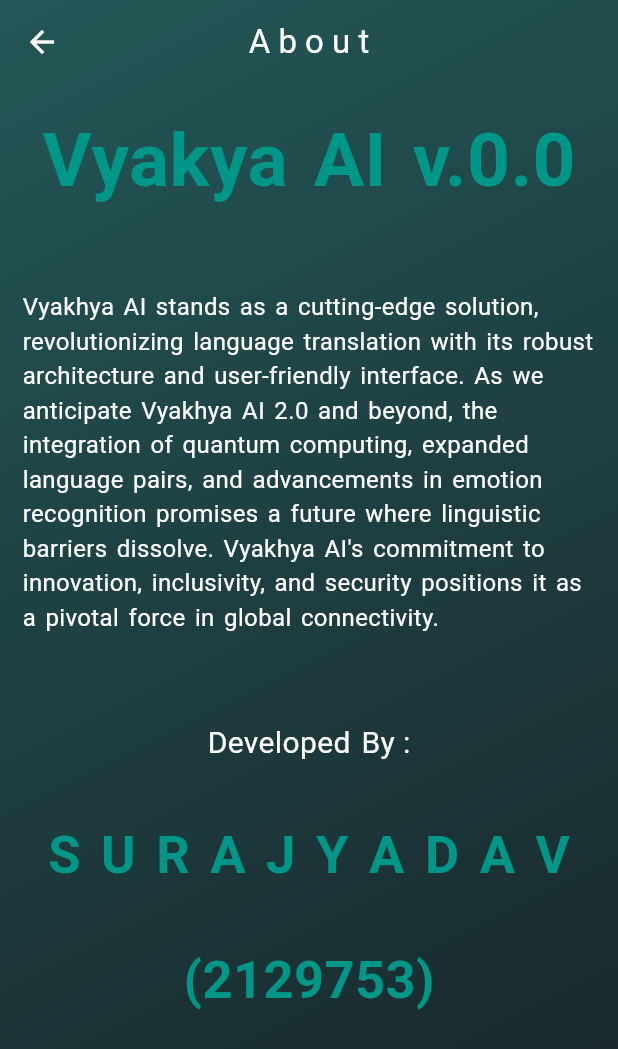
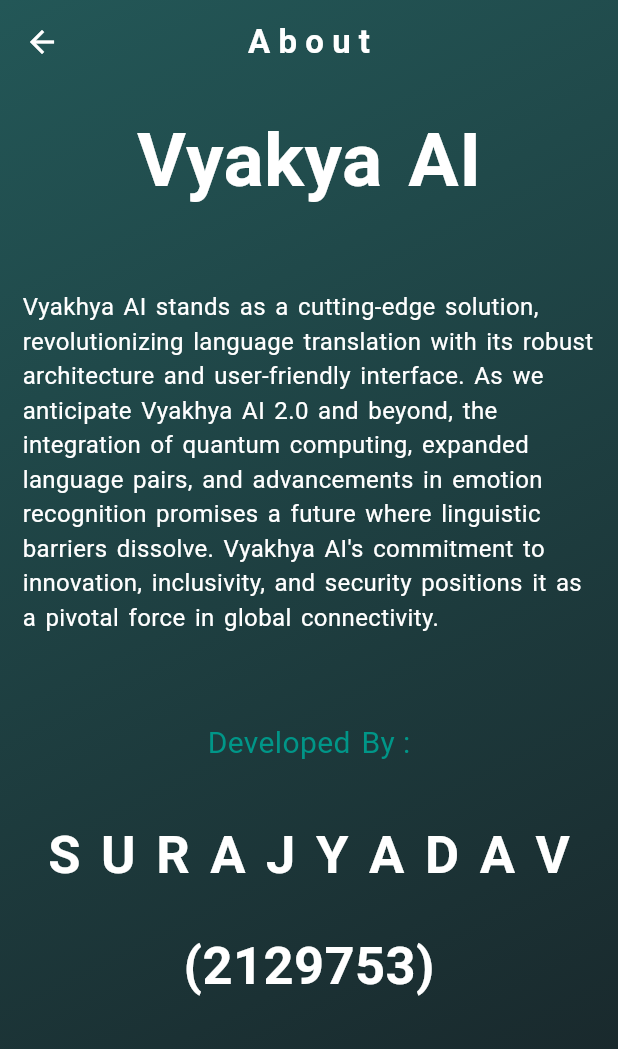
Before and after one commit to suraj-yadav0/vyakhya_ai-main, a Flutter app: the HomeScreen screen opened directly, in the side drawer, after a tap on "A B O U T", on a phone screen of 412 x 824 dp. Shown: the top 1049 px of the screen. Run offline on Flutter 3.47's test engine with Material 3 defaults, Android fonts, the phone set to English and light mode, and no system bars; our stand-ins replace flutter_animate, flutter_svg, get, google_fonts, lottie, speech_to_text; missing offline and left inert: gallery_picker, google_mlkit_text_recognition, translator_plus.

Commit message:
kind of completed the About Screen

```diff
--- a/lib/screens/drawer Screens/about_screen.dart
+++ b/lib/screens/drawer Screens/about_screen.dart
@@ -15,11 +15,11 @@ class AboutScreen extends StatelessWidget {
           Padding(
             padding: EdgeInsets.all(15.0),
             child: Text(
-              "Vyakya AI v.0.0",
+              "Vyakya AI",
               style: TextStyle(
-                  color: Colors.teal,
+                  color: Colors.white,
                   fontSize: 50,
-                  fontWeight: FontWeight.bold,
+                  fontWeight: FontWeight.w700,
                   wordSpacing: 4.5),
             ),
           ),
@@ -39,7 +39,7 @@ class AboutScreen extends StatelessWidget {
           ),
           Text(
             "Developed By :",
-            style: TextStyle(color: Colors.white, fontSize: 20, wordSpacing: 2),
+            style: TextStyle(color: Colors.teal, fontSize: 20, wordSpacing: 2),
           ),
           SizedBox(
             height: 20,
@@ -49,21 +49,21 @@ class AboutScreen extends StatelessWidget {
             child: Text(
               "S U R A J Y A D A V",
               style: TextStyle(
-                  color: Colors.teal,
+                  color: Colors.white,
                   fontSize: 35,
                   fontWeight: FontWeight.bold,
                   wordSpacing: 4.5),
             ),
           ),
            SizedBox(
-            height: 10,
+            height: 5,
           ),
            Padding(
-            padding: EdgeInsets.all(8.0),
+            padding: EdgeInsets.all(4.0),
             child: Text(
               "(2129753)",
               style: TextStyle(
-                  color: Colors.teal,
+                  color: Colors.white,
                   fontSize: 35,
                   fontWeight: FontWeight.bold,
                   wordSpacing: 4.5),
--- a/lib/widgets/Custom Scaffolds/custom_drawer_screen.dart
+++ b/lib/widgets/Custom Scaffolds/custom_drawer_screen.dart
@@ -21,7 +21,7 @@ class CustomDrawerScreen extends StatelessWidget {
           iconTheme: const IconThemeData(color: Colors.white),
           title: Text(
             title,
-            style: const TextStyle(color: Colors.white),
+            style: const TextStyle(color: Colors.white,fontWeight: FontWeight.bold),
           ),
           centerTitle: true,
         ),
```
